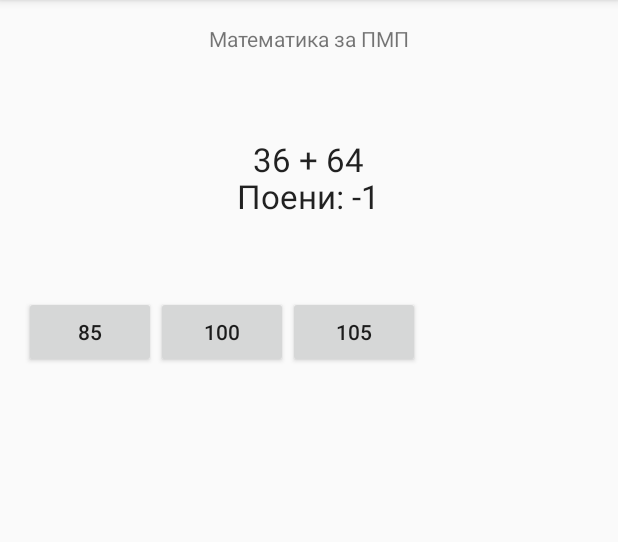
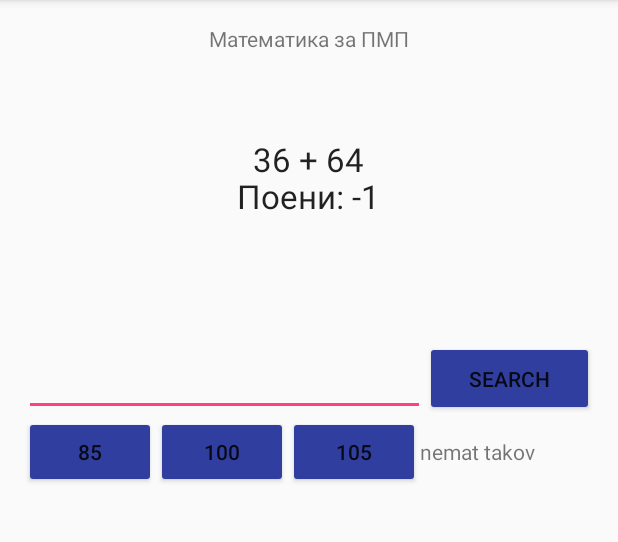
Before and after one commit to ilijajolevski/Mat4, an Android app: the screen it shows after launch (MainActivity), in the options menu, after a tap on "Settings", on a phone screen of 412 x 824 dp, the part 84-626 px from its top. Run offline under Robolectric (Android 15) with nearby library versions, the light colour scheme and no system bars; 4 statements that could not run were skipped.

Commit message:
verzija 3

```diff
--- a/app/build.gradle
+++ b/app/build.gradle
@@ -24,4 +24,5 @@ dependencies {
     testCompile 'junit:junit:4.12'
     compile 'com.android.support:appcompat-v7:23.1.1'
     compile 'com.android.support:design:23.1.1'
+    compile 'com.google.android.gms:play-services-appindexing:8.1.0'
 }
--- a/app/src/main/AndroidManifest.xml
+++ b/app/src/main/AndroidManifest.xml
@@ -18,6 +18,11 @@
                 <category android:name="android.intent.category.LAUNCHER" />
             </intent-filter>
         </activity>
+        <!-- ATTENTION: This was auto-generated to add Google Play services to your project for
+             App Indexing.  See https://g.co/AppIndexing/AndroidStudio for more information. -->
+        <meta-data
+            android:name="com.google.android.gms.version"
+            android:value="@integer/google_play_services_version" />
     </application>
 
 </manifest>
--- a/app/src/main/java/mk/edu/fikt/pmp/mat4/MainActivity.java
+++ b/app/src/main/java/mk/edu/fikt/pmp/mat4/MainActivity.java
@@ -1,5 +1,7 @@
 package mk.edu.fikt.pmp.mat4;
 
+import android.media.MediaPlayer;
+import android.net.Uri;
 import android.os.Bundle;
 import android.support.design.widget.FloatingActionButton;
 import android.support.design.widget.Snackbar;
@@ -9,15 +11,27 @@ import android.view.View;
 import android.view.Menu;
 import android.view.MenuItem;
 import android.widget.Button;
+import android.widget.EditText;
+import android.widget.ImageButton;
 import android.widget.TextView;
 import android.widget.Toast;
 
+import com.google.android.gms.appindexing.Action;
+import com.google.android.gms.appindexing.AppIndex;
+import com.google.android.gms.common.api.GoogleApiClient;
+
 import java.util.Random;
+import java.util.Scanner;
 
 public class MainActivity extends AppCompatActivity {
 
     private int koeKopce = -1;
-    private int poeni =0;
+    private int poeni = 0;
+    /**
+     * ATTENTION: This was auto-generated to implement the App Indexing API.
+     * See https://g.co/AppIndexing/AndroidStudio for more information.
+     */
+    private GoogleApiClient client;
 
     @Override
     protected void onCreate(Bundle savedInstanceState) {
@@ -36,7 +50,15 @@ public class MainActivity extends AppCompatActivity {
 //        });
 
         DefinirajZadaca();
+        citajRecnik();
 
+//        ImageButton imgbtn = (ImageButton) findViewById(R.id.imageButton);
+//        imgbtn.setImageDrawable(drawable.fict_logo);
+
+
+        // ATTENTION: This was auto-generated to implement the App Indexing API.
+        // See https://g.co/AppIndexing/AndroidStudio for more information.
+        client = new GoogleApiClient.Builder(this).addApi(AppIndex.API).build();
     }
 
     @Override
@@ -61,12 +83,55 @@ public class MainActivity extends AppCompatActivity {
         return super.onOptionsItemSelected(item);
     }
 
+void citajRecnik(){
+
+    Scanner scan = new Scanner(getResources().openRawResource(R.raw.recnik));
+    String sve = "";
+    while (scan.hasNextLine()){
+        String linija = scan.nextLine();
+
+       // String[] zborcinja = linija.split("\t");
+
+        sve += linija;
+    }
+
+    TextView txt = (TextView) findViewById(R.id.myTextView);
+    txt.setText(sve);
+
+    scan.close();
+
+}
 
 
-    public void DefinirajZadaca(){
 
-        int br1=0;
-        int br2=0;
+    void NajdiZbor(String zborot){
+
+        Scanner scan = new Scanner(getResources().openRawResource(R.raw.recnik));
+        String sve = "";
+        while (scan.hasNextLine()){
+            String linija = scan.nextLine();
+
+            String[] zborcinja = linija.split("\t");
+            if (zborcinja[0]==zborot)
+                 sve = zborcinja[1];
+            else
+                sve = "nemat takov";
+        }
+
+        TextView txt = (TextView) findViewById(R.id.myTextView);
+        txt.setText(sve);
+
+        scan.close();
+
+    }
+
+
+
+
+    public void DefinirajZadaca() {
+
+        int br1 = 0;
+        int br2 = 0;
 
         int rezultat = 0;
         int gresen1 = 0;
@@ -79,10 +144,10 @@ public class MainActivity extends AppCompatActivity {
         gresen1 = rand.nextInt(200);
 
 
-        deltagresen = 1+ rand.nextInt(10);
+        deltagresen = 1 + rand.nextInt(10);
 
         koeKopce = rand.nextInt(3);
-        rezultat = br1+br2;
+        rezultat = br1 + br2;
         gresen2 = rezultat + deltagresen;
 
 
@@ -98,20 +163,16 @@ public class MainActivity extends AppCompatActivity {
         Button btn3 = (Button) findViewById(R.id.btn3);
 
 
-
-
-        if (koeKopce==0){
+        if (koeKopce == 0) {
             btn1.setText(String.valueOf(rezultat));
             btn2.setText(String.valueOf(gresen1));
             btn3.setText(String.valueOf(gresen2));
 
-        }else
-            if(koeKopce==1){
+        } else if (koeKopce == 1) {
             btn2.setText(String.valueOf(rezultat));
             btn1.setText(String.valueOf(gresen1));
             btn3.setText(String.valueOf(gresen2));
-            }else
-            {
+        } else {
             btn3.setText(String.valueOf(rezultat));
             btn2.setText(String.valueOf(gresen1));
             btn1.setText(String.valueOf(gresen2));
@@ -121,14 +182,15 @@ public class MainActivity extends AppCompatActivity {
 
     public void klik1(View view) {
 
-        if(koeKopce==0){
+        if (koeKopce == 0) {
             poeni++;
-                    Toast t = Toast.makeText(this,"ТОЧНО", Toast.LENGTH_SHORT);
+            Toast t = Toast.makeText(this, "ТОЧНО", Toast.LENGTH_SHORT);
+            playTocno();
             t.show();
-        }else
-        {
+        } else {
             poeni--;
-            Toast t = Toast.makeText(this,"ГРЕШКА", Toast.LENGTH_SHORT);
+            Toast t = Toast.makeText(this, "ГРЕШКА", Toast.LENGTH_SHORT);
+            playGresno();
             t.show();
         }
 
@@ -141,30 +203,95 @@ public class MainActivity extends AppCompatActivity {
         if (koeKopce == 1) {
             poeni++;
             Toast t = Toast.makeText(this, "ТОЧНО", Toast.LENGTH_SHORT);
+            playTocno();
             t.show();
         } else {
             poeni--;
             Toast t = Toast.makeText(this, "ГРЕШКА", Toast.LENGTH_SHORT);
+            playGresno();
             t.show();
         }
 
         DefinirajZadaca();
     }
 
+    public void playTocno(){
+        MediaPlayer mp = MediaPlayer.create(this,R.raw.applause);
+        mp.start();
+    }
+
+    public void playGresno(){
+        MediaPlayer mp = MediaPlayer.create(this,R.raw.buzzer);
+        mp.start();
+    }
+
     public void klik3(View view) {
 
-        if(koeKopce==2){
+        if (koeKopce == 2) {
             poeni++;
-            Toast t = Toast.makeText(this,"ТОЧНО", Toast.LENGTH_SHORT);
+            Toast t = Toast.makeText(this, "ТОЧНО", Toast.LENGTH_SHORT);
+            playTocno();
             t.show();
-        }else
-        {
+        } else {
             poeni--;
-            Toast t = Toast.makeText(this,"ГРЕШКА", Toast.LENGTH_SHORT);
+            Toast t = Toast.makeText(this, "ГРЕШКА", Toast.LENGTH_SHORT);
+            playGresno();
             t.show();
         }
 
         DefinirajZadaca();
 
     }
+
+    @Override
+    public void onStart() {
+        super.onStart();
+
+        // ATTENTION: This was auto-generated to implement the App Indexing API.
+        // See https://g.co/AppIndexing/AndroidStudio for more information.
+        client.connect();
+        Action viewAction = Action.newAction(
+                Action.TYPE_VIEW, // TODO: choose an action type.
+                "Main Page", // TODO: Define a title for the content shown.
+                // TODO: If you have web page content that matches this app activity's content,
+                // make sure this auto-generated web page URL is correct.
+                // Otherwise, set the URL to null.
+                Uri.parse("http://host/path"),
+                // TODO: Make sure this auto-generated app deep link URI is correct.
+                Uri.parse("android-app://mk.edu.fikt.pmp.mat4/http/host/path")
+        );
+        AppIndex.AppIndexApi.start(client, viewAction);
     }
+
+    @Override
+    public void onStop() {
+        super.onStop();
+
+        // ATTENTION: This was auto-generated to implement the App Indexing API.
+        // See https://g.co/AppIndexing/AndroidStudio for more information.
+        Action viewAction = Action.newAction(
+                Action.TYPE_VIEW, // TODO: choose an action type.
+                "Main Page", // TODO: Define a title for the content shown.
+                // TODO: If you have web page content that matches this app activity's content,
+                // make sure this auto-generated web page URL is correct.
+                // Otherwise, set the URL to null.
+                Uri.parse("http://host/path"),
+                // TODO: Make sure this auto-generated app deep link URI is correct.
+                Uri.parse("android-app://mk.edu.fikt.pmp.mat4/http/host/path")
+        );
+        AppIndex.AppIndexApi.end(client, viewAction);
+        client.disconnect();
+    }
+
+
+
+    public void BarajBe(View view){
+
+        EditText editt = (EditText) findViewById(R.id.searchTerm);
+        String shoDaBaram = editt.getText().toString();
+
+        NajdiZbor(shoDaBaram);
+
+
+    }
+}
--- a/app/src/main/res/layout/content_main.xml
+++ b/app/src/main/res/layout/content_main.xml
@@ -43,42 +43,73 @@
         android:layout_marginTop="100dp" />
 
     <LinearLayout
-        android:orientation="horizontal"
+        android:orientation="vertical"
         android:layout_width="match_parent"
         android:layout_height="match_parent"
         android:layout_below="@+id/txtScore"
+        android:paddingTop="30dp"
         android:layout_centerHorizontal="true"
         android:layout_marginTop="52dp">
+
+
+        <LinearLayout
+            android:layout_width="match_parent"
+            android:layout_height="50dp">
+           <EditText
+               android:layout_width="wrap_content"
+               android:id="@+id/searchTerm"
+               android:layout_weight="10"
+               android:layout_height="match_parent" />
+            <Button
+                android:layout_width="wrap_content"
+                android:layout_height="match_parent"
+                android:layout_weight="1"
+                android:backgroundTint="@color/colorPrimaryDark"
+                android:onClick="BarajBe"
+                android:text="Search"/>
+
+        </LinearLayout>
+
+        <LinearLayout
+            android:layout_width="match_parent"
+         android:gravity="center"
+            android:layout_height="wrap_content">
+
+        <Button
+            android:layout_width="wrap_content"
+            android:layout_height="wrap_content"
+            android:text="1fasdf"
+            android:id="@+id/btn1"
+            android:backgroundTint="@color/colorPrimaryDark"
+            android:onClick="klik1" />
+
+        <Button
+            android:layout_width="wrap_content"
+            android:layout_height="wrap_content"
+            android:text="2"
+            android:id="@+id/btn2"
+            android:backgroundTint="@color/colorPrimaryDark"
+            android:onClick="klik2"/>
 
 
         <Button
             android:layout_width="wrap_content"
             android:layout_height="wrap_content"
-            android:text="New Button"
-            android:id="@+id/btn1"
+            android:text="3"
+            android:id="@+id/btn3"
+            android:backgroundTint="@color/colorPrimaryDark"
+            android:onClick="klik3" />
 
-android:gravity="center"
-            android:onClick="klik1" />
+            <TextView
+                android:layout_width="match_parent"
+                android:id="@+id/myTextView"
+                android:layout_height="wrap_content" />
 
-        <Button
-            android:layout_width="wrap_content"
-            android:layout_height="wrap_content"
-            android:text="New Button"
-            android:id="@+id/btn2"
-            android:gravity="center"
-            android:onClick="klik2" />
+        </LinearLayout>
 
-
-        <Button
-            android:layout_width="wrap_content"
-            android:layout_height="wrap_content"
-            android:text="New Button"
-            android:id="@+id/btn3"
-            android:gravity="center"
-            android:onClick="klik3" />
+    </LinearLayout>
 
 
 
 
-    </LinearLayout>
 </RelativeLayout>
```
Also changed, not shown: app/src/main/res/raw/recnik.txt (added, +57 -0 lines), app/src/main/res/drawable/fict_logo.png (added), 3 other files. Lines whose indentation alone changed are shown as unchanged.
